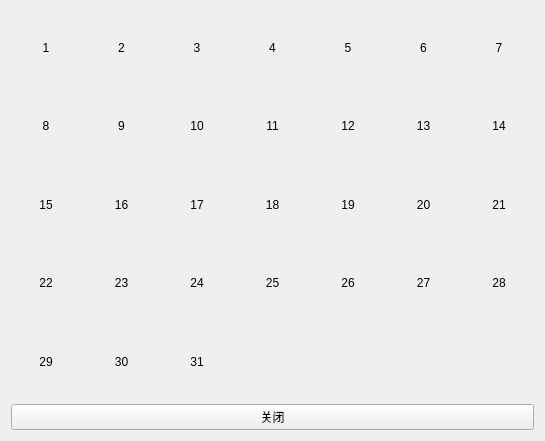
tonquer/JMComic-qt, file ui/component/ui_sign_widget.ui: the form before one commit.
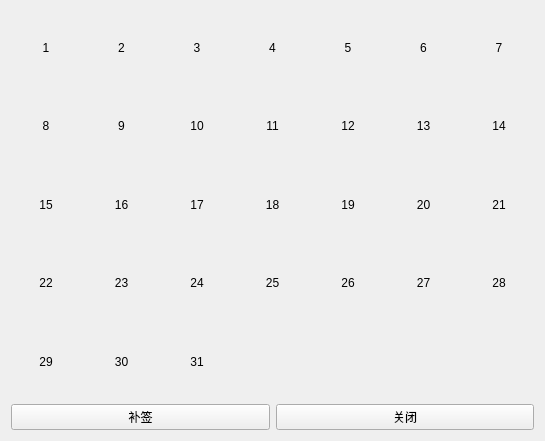
The form after the commit.

```diff
--- a/ui/component/ui_sign_widget.ui
+++ b/ui/component/ui_sign_widget.ui
@@ -515,11 +515,22 @@
     </layout>
    </item>
    <item>
+    <layout class="QHBoxLayout" name="horizontalLayout">
+     <item>
+      <widget class="QPushButton" name="reSignButton">
+       <property name="text">
+        <string>补签</string>
+       </property>
+      </widget>
+     </item>
+     <item>
     <widget class="QPushButton" name="closeButton">
      <property name="text">
       <string>关闭</string>
      </property>
     </widget>
+     </item>
+    </layout>
    </item>
   </layout>
  </widget>
```
Lines whose indentation alone changed are shown as unchanged.
